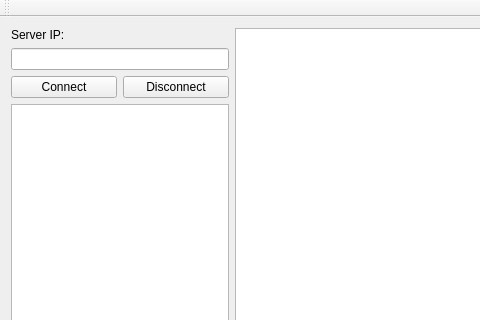
Above: QtClientConsumer/mainwindow.ui from rqroz/qt_client before the change; both pictures show x 0 to 480 and y 0 to 320 of the 676 by 517 pixel window. Below: the same form after it.
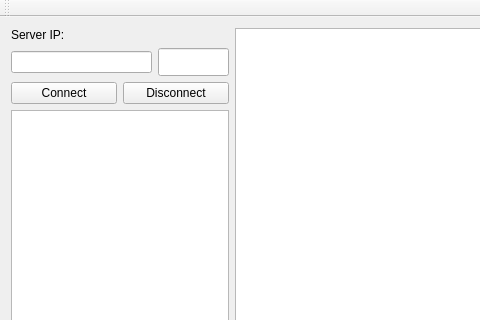
That is the form after the change.

```diff
--- a/QtClientConsumer/mainwindow.ui
+++ b/QtClientConsumer/mainwindow.ui
@@ -14,9 +14,9 @@
    <string>MainWindow</string>
   </property>
   <widget class="QWidget" name="centralWidget">
-   <layout class="QVBoxLayout" name="verticalLayout_5">
+   <layout class="QHBoxLayout" name="horizontalLayout_7">
     <item>
-     <layout class="QHBoxLayout" name="horizontalLayout_5">
+     <layout class="QHBoxLayout" name="horizontalLayout_6">
       <item>
        <layout class="QVBoxLayout" name="verticalLayout_4">
         <item>
@@ -29,7 +29,27 @@
            </widget>
           </item>
           <item>
-           <widget class="QLineEdit" name="server_input"/>
+           <layout class="QHBoxLayout" name="horizontalLayout_5">
+            <item>
+             <widget class="QLineEdit" name="server_input"/>
+            </item>
+            <item>
+             <widget class="QLineEdit" name="port_input">
+              <property name="minimumSize">
+               <size>
+                <width>71</width>
+                <height>28</height>
+               </size>
+              </property>
+              <property name="maximumSize">
+               <size>
+                <width>71</width>
+                <height>28</height>
+               </size>
+              </property>
+             </widget>
+            </item>
+           </layout>
           </item>
           <item>
            <layout class="QHBoxLayout" name="horizontalLayout">
@@ -54,7 +74,7 @@
         <item>
          <layout class="QVBoxLayout" name="verticalLayout">
           <item>
-           <widget class="QListView" name="server_lview"/>
+           <widget class="QListWidget" name="servers_lview"/>
           </item>
           <item>
            <layout class="QHBoxLayout" name="horizontalLayout_3">
```
